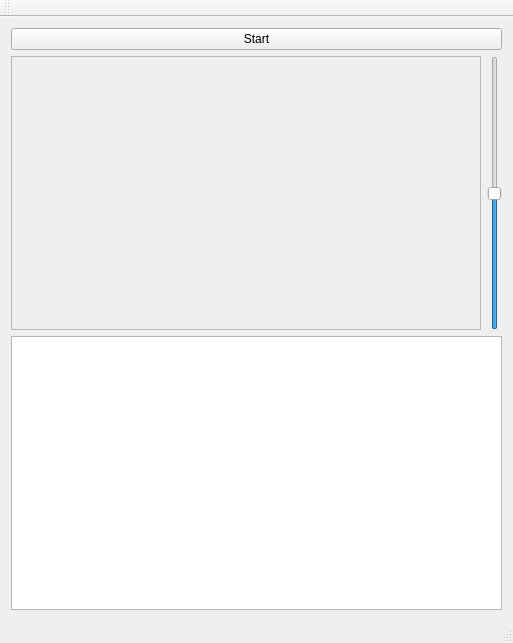
Above: src/mainwindow.ui from stevenvergenz/ksp-launch-sim before the change. Below: the same form after it.
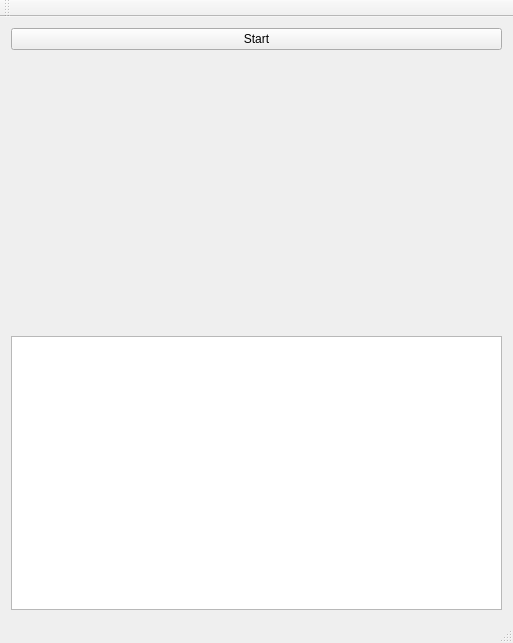
That is the form after the change. Custom widgets are drawn as their Qt base class.

Commit message:
Completely overhauled visualization UI
Still needs work, i.e. scroll and scale.

```diff
--- a/src/mainwindow.ui
+++ b/src/mainwindow.ui
@@ -23,60 +23,13 @@
      </widget>
     </item>
     <item>
-     <widget class="QFrame" name="frame">
-      <property name="frameShape">
-       <enum>QFrame::NoFrame</enum>
+     <widget class="PathGraphViewer" name="pathViewer" native="true">
+      <property name="sizePolicy">
+       <sizepolicy hsizetype="Preferred" vsizetype="Expanding">
+        <horstretch>0</horstretch>
+        <verstretch>0</verstretch>
+       </sizepolicy>
       </property>
-      <property name="frameShadow">
-       <enum>QFrame::Raised</enum>
-      </property>
-      <layout class="QHBoxLayout" name="horizontalLayout_2">
-       <property name="leftMargin">
-        <number>0</number>
-       </property>
-       <property name="topMargin">
-        <number>0</number>
-       </property>
-       <property name="rightMargin">
-        <number>0</number>
-       </property>
-       <property name="bottomMargin">
-        <number>0</number>
-       </property>
-       <item>
-        <widget class="QScrollArea" name="scrollArea">
-         <property name="alignment">
-          <set>Qt::AlignBottom|Qt::AlignLeading|Qt::AlignLeft</set>
-         </property>
-         <widget class="PathGraph" name="graph">
-          <property name="geometry">
-           <rect>
-            <x>0</x>
-            <y>20</y>
-            <width>438</width>
-            <height>241</height>
-           </rect>
-          </property>
-         </widget>
-        </widget>
-       </item>
-       <item>
-        <widget class="QSlider" name="verticalScale">
-         <property name="minimum">
-          <number>-150</number>
-         </property>
-         <property name="maximum">
-          <number>150</number>
-         </property>
-         <property name="value">
-          <number>0</number>
-         </property>
-         <property name="orientation">
-          <enum>Qt::Vertical</enum>
-         </property>
-        </widget>
-       </item>
-      </layout>
      </widget>
     </item>
     <item>
@@ -111,9 +64,9 @@
  <layoutdefault spacing="6" margin="11"/>
  <customwidgets>
   <customwidget>
-   <class>PathGraph</class>
+   <class>PathGraphViewer</class>
    <extends>QWidget</extends>
-   <header>pathgraph.h</header>
+   <header>pathgraphviewer.h</header>
    <container>1</container>
   </customwidget>
  </customwidgets>
```
The commit also changes 7 other files.
